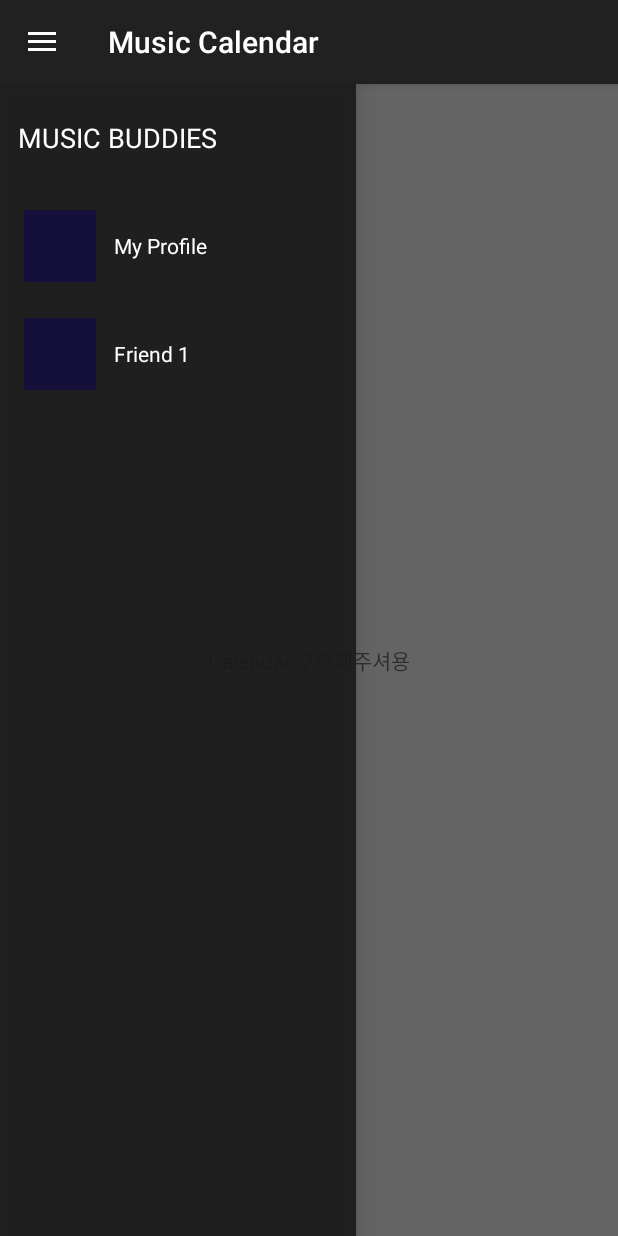
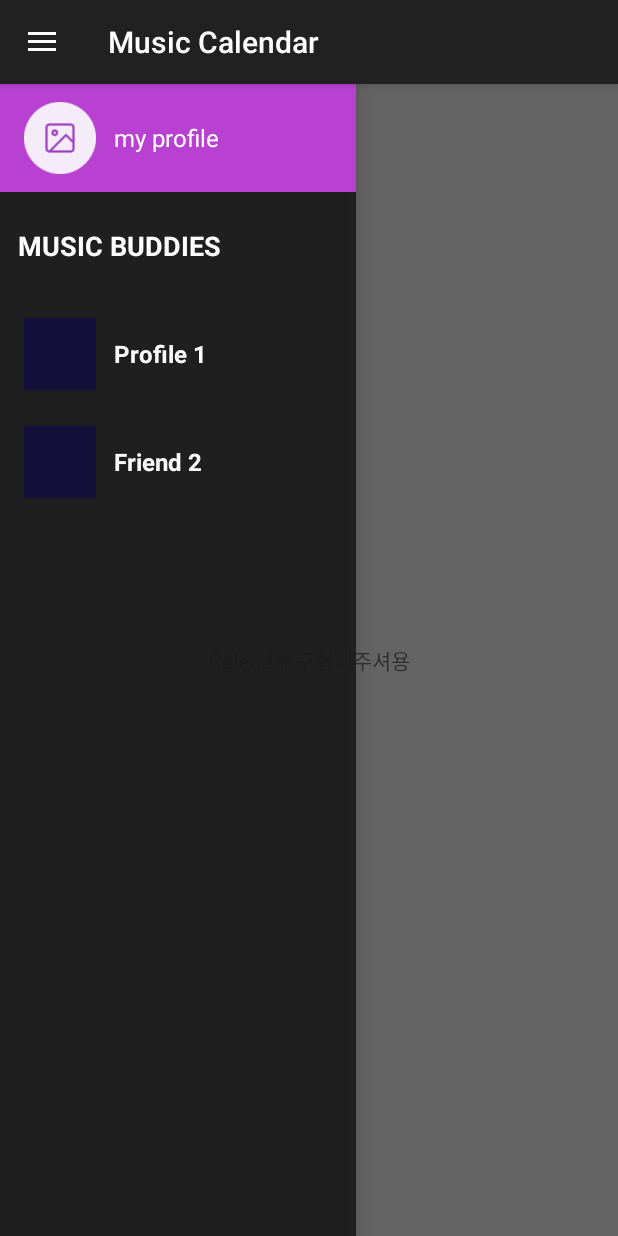
Before and after one commit to kim-minkyoung/AndroidTermProject, an Android app: the CalendarActivity screen opened directly, with no data from a screen before it, with the side drawer open, on a phone screen of 412 x 824 dp. Run offline under Robolectric (Android 15) with nearby library versions, the phone set to English and light mode, and no system bars; our stand-ins replace data binding.

Commit message:
design: drawer_layout 디자인 완성

```diff
--- a/app/src/main/java/com/example/androidtermproject/CalendarActivity.kt
+++ b/app/src/main/java/com/example/androidtermproject/CalendarActivity.kt
@@ -28,7 +28,7 @@ class CalendarActivity : AppCompatActivity() {
         drawerBinding = binding.calendarDrawerLayout
         val myProfileData = ProfileData(
             img = R.drawable.my_default_profile,
-            name = "My Profile",
+            name = "Profile 1",
             color = ContextCompat.getColor(this, R.color.purplePoint)
         )
 
@@ -36,7 +36,7 @@ class CalendarActivity : AppCompatActivity() {
             myProfileData,
             ProfileData(
                 img = R.drawable.friend_default_profile,
-                name = "Friend 1",
+                name = "Friend 2",
                 color = ContextCompat.getColor(this, R.color.transparent)
             )
         )
--- a/app/src/main/res/layout/calendar_drawer_layout.xml
+++ b/app/src/main/res/layout/calendar_drawer_layout.xml
@@ -21,10 +21,36 @@
         android:gravity="start|center"
         >
 
-<!--        <androidx.recyclerview.widget.RecyclerView-->
-<!--            android:id="@+id/myProfile"-->
-<!--            android:layout_width="match_parent"-->
-<!--            android:layout_height="match_parent"/>-->
+<!--        TODO: myProfile도 friendsProfile이랑 유사한 구조이므로 calendar_drawer_list.xml을 같이 쓸 순 없을지?-->
+        <LinearLayout
+            android:gravity="start|center"
+            android:orientation="horizontal"
+            android:layout_width="match_parent"
+            android:layout_height="72dp"
+            android:background="@color/purplePoint">
+
+            <Space
+                android:layout_width="16dp"
+                android:layout_height="wrap_content"/>
+
+            <ImageView
+                android:id="@+id/profileImg"
+                android:layout_width="48dp"
+                android:layout_height="48dp"
+                android:src="@drawable/my_default_profile" />
+
+            <Space
+                android:layout_width="12dp"
+                android:layout_height="wrap_content"/>
+
+            <TextView
+                android:layout_width="wrap_content"
+                android:layout_height="wrap_content"
+                android:textColor="@color/white"
+                android:textSize="16dp"
+                android:text="my profile" />
+
+        </LinearLayout>
 
         <LinearLayout
             android:layout_width="wrap_content"
@@ -40,7 +66,8 @@
                 android:layout_height="72dp"
                 android:text="MUSIC BUDDIES"
                 android:textColor="@color/white"
-                android:textSize="18dp"/>
+                android:textSize="18dp"
+                android:textStyle="bold"/>
         </LinearLayout>
 
 
--- a/app/src/main/res/layout/calendar_drawer_list.xml
+++ b/app/src/main/res/layout/calendar_drawer_list.xml
@@ -31,7 +31,9 @@
             android:layout_width="wrap_content"
             android:layout_height="wrap_content"
             android:textColor="@color/white"
-            android:text="@{profile.name}" />
+            android:text="@{profile.name}"
+            android:textSize="16dp"
+            android:textStyle="bold"/>
 
     </LinearLayout>
 </layout>
```
